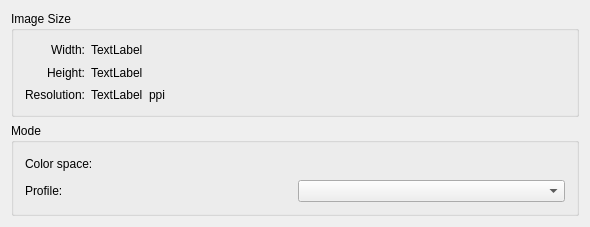
Old version of the form krita/ui/forms/wdgimageproperties.ui in the repository KDE/krita.
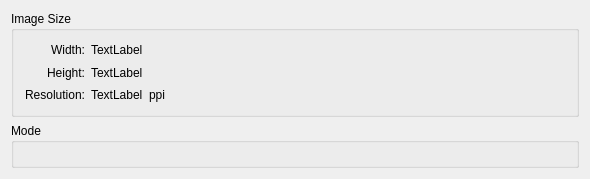
New version of the form. Custom widgets are drawn as their Qt base class.

Commit message: make the image properties dialog use the color space selector

```diff
--- a/krita/ui/forms/wdgimageproperties.ui
+++ b/krita/ui/forms/wdgimageproperties.ui
@@ -7,13 +7,13 @@
     <x>0</x>
     <y>0</y>
     <width>590</width>
-    <height>227</height>
+    <height>164</height>
    </rect>
   </property>
   <property name="windowTitle">
    <string>New Image</string>
   </property>
-  <layout class="QVBoxLayout">
+  <layout class="QVBoxLayout" name="verticalLayout_2">
    <item>
     <widget class="QGroupBox" name="grpImage">
      <property name="title">
@@ -116,61 +116,37 @@
      <property name="title">
       <string>Mode</string>
      </property>
-     <layout class="QGridLayout">
-      <property name="margin">
-       <number>11</number>
-      </property>
-      <property name="spacing">
-       <number>6</number>
-      </property>
-      <item row="0" column="0">
-       <widget class="QLabel" name="lblColorSpaces">
-        <property name="text">
-         <string>Color space:</string>
-        </property>
-        <property name="buddy">
-         <cstring>cmbColorSpaces</cstring>
-        </property>
-       </widget>
-      </item>
-      <item row="0" column="1">
-       <widget class="KisCmbIDList" name="cmbColorSpaces" native="true"/>
-      </item>
-      <item row="1" column="1">
-       <widget class="SqueezedComboBox" name="cmbProfile"/>
-      </item>
-      <item row="1" column="0">
-       <widget class="QLabel" name="lblProfiles">
-        <property name="text">
-         <string>Profile:</string>
-        </property>
-        <property name="buddy">
-         <cstring>cmbProfile</cstring>
-        </property>
-       </widget>
+     <layout class="QVBoxLayout" name="verticalLayout">
+      <item>
+       <widget class="KisColorSpaceSelector" name="colorSpaceSelector" native="true"/>
       </item>
      </layout>
     </widget>
    </item>
+   <item>
+    <spacer name="verticalSpacer">
+     <property name="orientation">
+      <enum>Qt::Vertical</enum>
+     </property>
+     <property name="sizeHint" stdset="0">
+      <size>
+       <width>20</width>
+       <height>40</height>
+      </size>
+     </property>
+    </spacer>
+   </item>
   </layout>
  </widget>
  <layoutdefault spacing="6" margin="11"/>
  <customwidgets>
   <customwidget>
-   <class>KisCmbIDList</class>
+   <class>KisColorSpaceSelector</class>
    <extends>QWidget</extends>
-   <header>widgets/kis_cmb_idlist.h</header>
-  </customwidget>
-  <customwidget>
-   <class>SqueezedComboBox</class>
-   <extends>QComboBox</extends>
-   <header>widgets/squeezedcombobox.h</header>
+   <header>widgets/kis_color_space_selector.h</header>
+   <container>1</container>
   </customwidget>
  </customwidgets>
- <tabstops>
-  <tabstop>cmbColorSpaces</tabstop>
-  <tabstop>cmbProfile</tabstop>
- </tabstops>
  <resources/>
  <connections/>
 </ui>
```
The commit also changes 4 other files.
